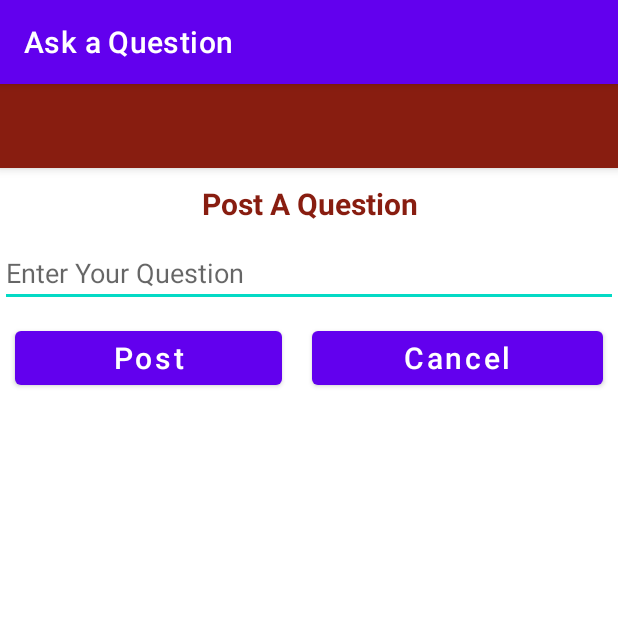
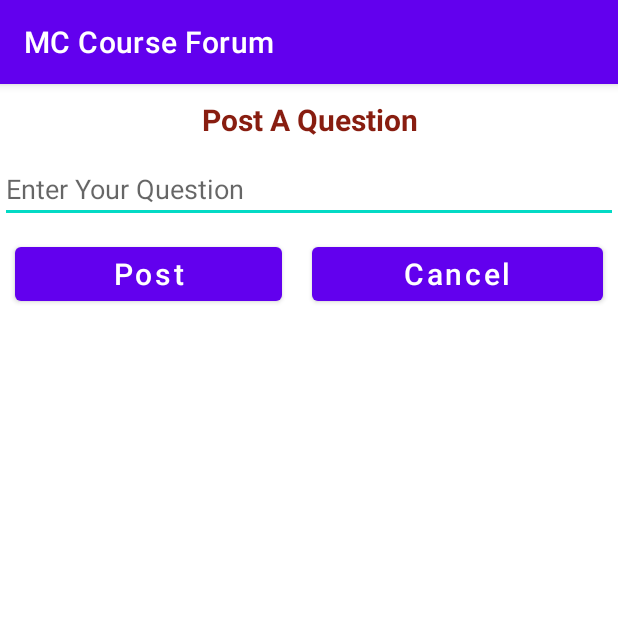
Before and after one commit to Thembanator1/MCCourseForum, an Android app: the PostQuestion screen opened directly, with no data from a screen before it, on a phone screen of 412 x 824 dp, the top half of it. Run offline under Robolectric (Android 15) with nearby library versions, the phone set to English and light mode, and no system bars.

Commit message:
fixed some errors

```diff
--- a/app/src/main/java/com/example/mccourseforum/PostQuestion.java
+++ b/app/src/main/java/com/example/mccourseforum/PostQuestion.java
@@ -1,32 +1,70 @@
 package com.example.mccourseforum;
 
+import androidx.annotation.NonNull;
 import androidx.appcompat.app.AppCompatActivity;
 
+import android.content.Intent;
 import android.os.Bundle;
+import android.view.View;
 import android.widget.Button;
 import android.widget.EdgeEffect;
 import android.widget.EditText;
+import android.widget.Toast;
 import android.widget.Toolbar;
 
+import java.io.IOException;
+
+import okhttp3.Call;
+import okhttp3.Callback;
+import okhttp3.FormBody;
+import okhttp3.OkHttpClient;
+import okhttp3.Request;
+import okhttp3.RequestBody;
+import okhttp3.Response;
+
 public class PostQuestion extends AppCompatActivity {
-    private Toolbar toolbar;
-    private EditText enter_query;
-    private Button cancel,post;
+     EditText the_query;
+     Button cancel,post;
+    final OkHttpClient client = new OkHttpClient();
 
     @Override
     protected void onCreate(Bundle savedInstanceState) {
         super.onCreate(savedInstanceState);
         setContentView(R.layout.activity_post_question);
-
-
-        toolbar = findViewById(R.id.the_toolbar);
-        setSupportActionBar(toolbar);
-        getSupportActionBar().setTitle("Ask a Question");
-        enter_query = findViewById(R.id.enter_query);
+        the_query = findViewById(R.id.enter_query);
         cancel = findViewById(R.id.cancel);
         post = findViewById(R.id.post);
     }
+    public void post_it(View view) {
+        String the_question;
+        the_question = the_query.getText().toString();
+        if (!the_question.equals("")) {
+            RequestBody FormBody = new FormBody.Builder()
+                    .add("enter_query", the_question)
+                    .build();
+            Request request = new Request.Builder()
+                    .url("https://lamp.ms.wits.ac.za/~s2399508/questions.php")
+                    .post(FormBody)
+                    .build();
 
-    private void setSupportActionBar(Toolbar toolbar) {
+            client.newCall(request).enqueue(new Callback() {
+                @Override
+                public void onFailure(@NonNull Call call, @NonNull IOException e) {
+                }
+
+                @Override
+                public void onResponse(@NonNull Call call, @NonNull Response response) throws IOException {
+                    runOnUiThread(new Runnable() {
+                        @Override
+                        public void run() {
+                            Toast.makeText(getApplicationContext(),"Posted",Toast.LENGTH_SHORT).show();
+
+                        }
+                    });
+                }
+            });
+
+        }
     }
+
 }
--- a/app/src/main/java/com/example/mccourseforum/QuestionsDisplay.java
+++ b/app/src/main/java/com/example/mccourseforum/QuestionsDisplay.java
@@ -86,4 +86,8 @@ public class QuestionsDisplay extends AppCompatActivity {
         }
 
     }
+    public void gop(View view) {
+        Intent intent = new Intent(this , PostQuestion.class );
+        startActivity(intent);
+    }
 }
--- a/app/src/main/res/layout/activity_post_question.xml
+++ b/app/src/main/res/layout/activity_post_question.xml
@@ -8,12 +8,7 @@
     tools:context=".PostQuestion">
 
 
-    <androidx.appcompat.widget.Toolbar
-        android:layout_width="match_parent"
-        android:layout_height="wrap_content"
-        android:id="@+id/the_toolbar"
-        android:background="#881d10"
-        android:elevation="4dp"/>
+
 
     <TextView
         android:layout_width="match_parent"
@@ -40,16 +35,17 @@
 
 
         <Button
-            android:id="@+id/cancel"
+            android:id="@+id/post"
             android:layout_width="wrap_content"
             android:layout_height="wrap_content"
             android:layout_weight="1"
             android:text="Post"
+            android:onClick="post_it"
             android:layout_margin="10dp"
             android:textSize="20sp"
             android:textAllCaps="false"/>
          <Button
-             android:id="@+id/post"
+             android:id="@+id/cancel"
              android:layout_width="wrap_content"
              android:layout_height="wrap_content"
              android:layout_weight="1"
--- a/app/src/main/res/layout/activity_questions_display.xml
+++ b/app/src/main/res/layout/activity_questions_display.xml
@@ -35,6 +35,7 @@
         android:id="@+id/button5"
         android:layout_width="match_parent"
         android:layout_height="wrap_content"
+        android:onClick="gop"
         android:text="Post a question" />
 
 </LinearLayout>
```
